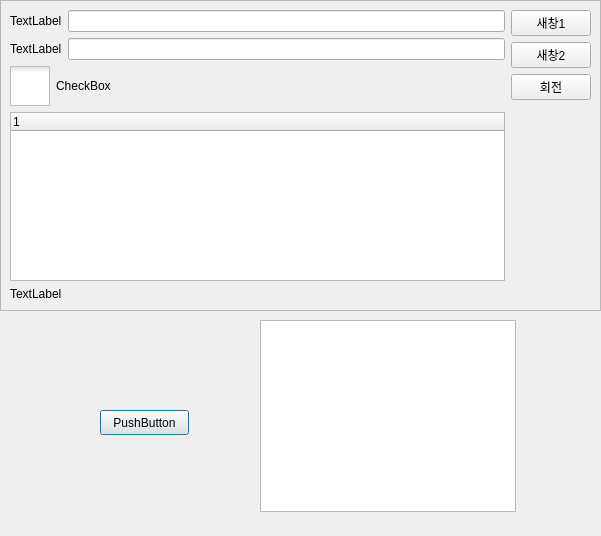
Before: the Qt Designer form QT/UIPractice/dialog.ui in leejk91/CPlusPlus_Practice, drawn with Qt 5.
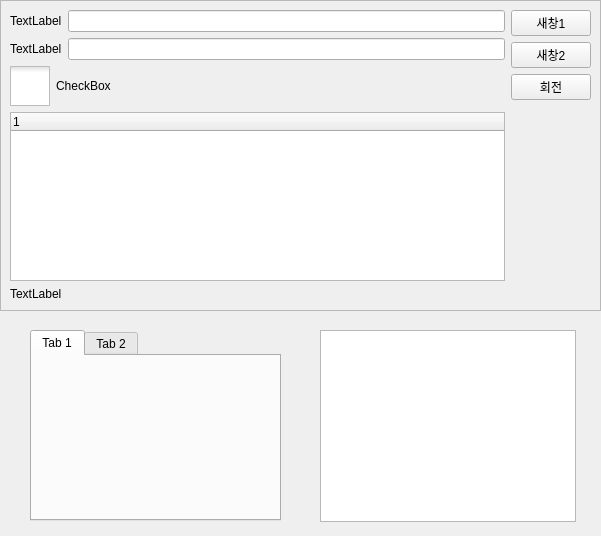
After: the same form once the commit is applied.

What changed in the file:
```diff
--- a/QT/UIPractice/dialog.ui
+++ b/QT/UIPractice/dialog.ui
@@ -186,13 +186,52 @@
   <widget class="QGraphicsView" name="graphicsView">
    <property name="geometry">
     <rect>
-     <x>260</x>
-     <y>320</y>
+     <x>320</x>
+     <y>330</y>
      <width>256</width>
      <height>192</height>
     </rect>
    </property>
   </widget>
+  <widget class="QStackedWidget" name="stackedWidget">
+   <property name="geometry">
+    <rect>
+     <x>180</x>
+     <y>330</y>
+     <width>120</width>
+     <height>80</height>
+    </rect>
+   </property>
+   <property name="currentIndex">
+    <number>1</number>
+   </property>
+   <widget class="QWidget" name="page"/>
+   <widget class="QWidget" name="page_2"/>
+   <widget class="QWidget" name="page_3"/>
+  </widget>
+  <widget class="QTabWidget" name="tabWidget">
+   <property name="geometry">
+    <rect>
+     <x>30</x>
+     <y>330</y>
+     <width>251</width>
+     <height>191</height>
+    </rect>
+   </property>
+   <property name="currentIndex">
+    <number>0</number>
+   </property>
+   <widget class="QWidget" name="tab">
+    <attribute name="title">
+     <string>Tab 1</string>
+    </attribute>
+   </widget>
+   <widget class="QWidget" name="tab_2">
+    <attribute name="title">
+     <string>Tab 2</string>
+    </attribute>
+   </widget>
+  </widget>
  </widget>
  <layoutdefault spacing="6" margin="11"/>
  <resources/>
```
Left out of the diff: 2 changed lines with no effect on the pictures.
